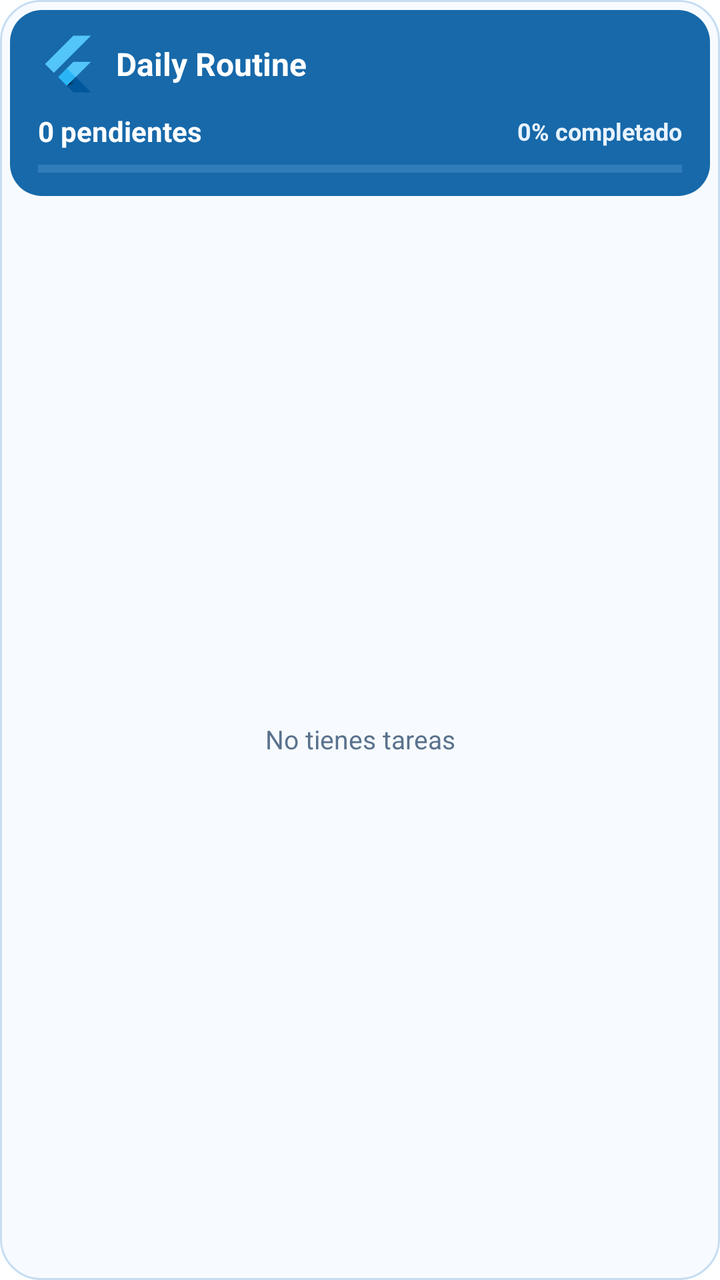
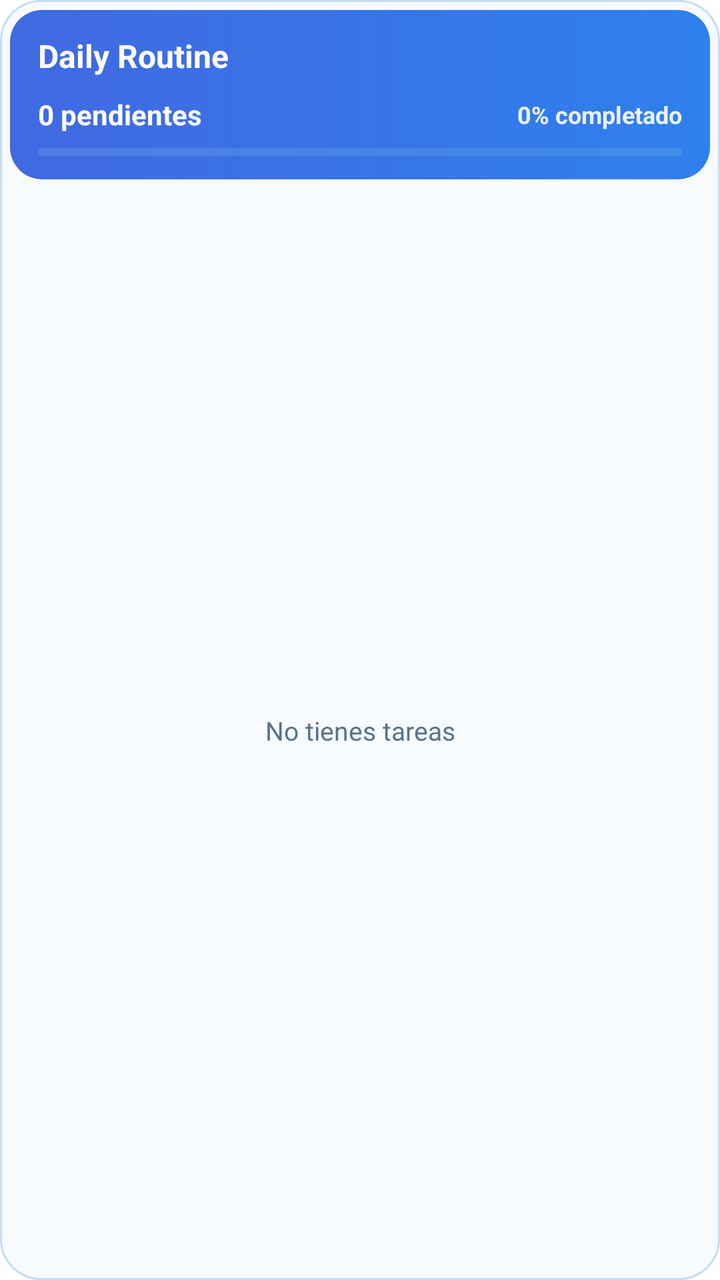

Screens rendered from an Android XML layout before and after an edit, with the pre-edit source and the edit as a unified diff.
<!-- AndroidManifest.xml: fallback theme Theme.MaterialComponents.DayNight.NoActionBar -->
<!-- res/layout/tareas_widget.xml -->
<?xml version="1.0" encoding="utf-8"?>
<LinearLayout xmlns:android="http://schemas.android.com/apk/res/android"
    android:layout_width="match_parent"
    android:layout_height="match_parent"
    android:background="@drawable/tareas_widget_background"
    android:orientation="vertical"
    android:padding="5dp">

    <LinearLayout
        android:layout_width="match_parent"
        android:layout_height="wrap_content"
        android:background="@drawable/tareas_widget_header"
        android:orientation="vertical"
        android:paddingStart="14dp"
        android:paddingTop="12dp"
        android:paddingEnd="14dp"
        android:paddingBottom="11dp">

        <LinearLayout
            android:layout_width="match_parent"
            android:layout_height="wrap_content"
            android:gravity="center_vertical"
            android:orientation="horizontal">

            <ImageView
                android:layout_width="30dp"
                android:layout_height="30dp"
                android:contentDescription="Daily Routine"
                android:src="@mipmap/ic_launcher" />

            <TextView
                android:id="@+id/widget_app_name"
                android:layout_width="0dp"
                android:layout_height="wrap_content"
                android:layout_marginStart="9dp"
                android:layout_weight="1"
                android:text="Daily Routine"
                android:textColor="#FFFFFF"
                android:textSize="16sp"
                android:textStyle="bold" />
        </LinearLayout>

        <LinearLayout
            android:layout_width="match_parent"
            android:layout_height="wrap_content"
            android:layout_marginTop="9dp"
            android:gravity="center_vertical"
            android:orientation="horizontal">

            <TextView
                android:id="@+id/widget_pending_count"
                android:layout_width="0dp"
                android:layout_height="wrap_content"
                android:layout_weight="1"
                android:text="0 pendientes"
                android:textColor="#FFFFFF"
                android:textSize="14sp"
                android:textStyle="bold" />

            <TextView
                android:id="@+id/widget_completion_percent"
                android:layout_width="wrap_content"
                android:layout_height="wrap_content"
                android:text="0% completado"
                android:textColor="#E8F3FF"
                android:textSize="12sp"
                android:textStyle="bold" />
        </LinearLayout>

        <ProgressBar
            android:id="@+id/widget_progress"
            style="?android:attr/progressBarStyleHorizontal"
            android:layout_width="match_parent"
            android:layout_height="5dp"
            android:layout_marginTop="7dp"
            android:indeterminate="false"
            android:max="100"
            android:progress="0"
            android:progressBackgroundTint="#7AB0E2"
            android:progressTint="#FFFFFF" />
    </LinearLayout>

    <FrameLayout
        android:layout_width="match_parent"
        android:layout_height="0dp"
        android:layout_weight="1"
        android:paddingStart="5dp"
        android:paddingTop="6dp"
        android:paddingEnd="5dp">

        <ListView
            android:id="@+id/widget_task_list"
            android:layout_width="match_parent"
            android:layout_height="match_parent"
            android:cacheColorHint="#00000000"
            android:divider="#E8EEF4"
            android:dividerHeight="1dp"
            android:scrollbars="vertical" />

        <TextView
            android:id="@+id/widget_empty"
            android:layout_width="match_parent"
            android:layout_height="match_parent"
            android:gravity="center"
            android:text="No tienes tareas"
            android:textColor="#59728D"
            android:textSize="13sp" />
    </FrameLayout>
</LinearLayout>
<!-- resources referenced by this layout -->
<resources>
  <!-- drawable tareas_widget_background (drawable) -->
  <?xml version="1.0" encoding="utf-8"?>
  <shape xmlns:android="http://schemas.android.com/apk/res/android" android:shape="rectangle">
      <solid android:color="#F7FBFF" />
      <corners android:radius="20dp" />
      <stroke android:width="1dp" android:color="#C7DDF2" />
  </shape>
  <!-- drawable tareas_widget_header (drawable) -->
  <?xml version="1.0" encoding="utf-8"?>
  <shape xmlns:android="http://schemas.android.com/apk/res/android" android:shape="rectangle">
      <solid android:color="#1769AA" />
      <corners android:radius="16dp" />
  </shape>
  <!-- mipmap ic_launcher: png bitmap (mipmap-hdpi, 544 bytes) -->
</resources>

<!-- the commit's change to res/layout/tareas_widget.xml (unified diff, before → after) -->
@@ -22,17 +22,10 @@
             android:gravity="center_vertical"
             android:orientation="horizontal">
 
-            <ImageView
-                android:layout_width="30dp"
-                android:layout_height="30dp"
-                android:contentDescription="Daily Routine"
-                android:src="@mipmap/ic_launcher" />
-
             <TextView
                 android:id="@+id/widget_app_name"
                 android:layout_width="0dp"
                 android:layout_height="wrap_content"
-                android:layout_marginStart="9dp"
                 android:layout_weight="1"
                 android:text="Daily Routine"
                 android:textColor="#FFFFFF"
<!-- resource entries referenced after the edit -->
@@ -10,9 +10,11 @@
   <!-- drawable tareas_widget_header (drawable) -->
   <?xml version="1.0" encoding="utf-8"?>
   <shape xmlns:android="http://schemas.android.com/apk/res/android" android:shape="rectangle">
-      <solid android:color="#1769AA" />
+      <gradient
+          android:angle="0"
+          android:startColor="#4169E1"
+          android:endColor="#2F80ED" />
       <corners android:radius="16dp" />
   </shape>
-  <!-- mipmap ic_launcher: png bitmap (mipmap-hdpi, 544 bytes) -->
 </resources>
 
